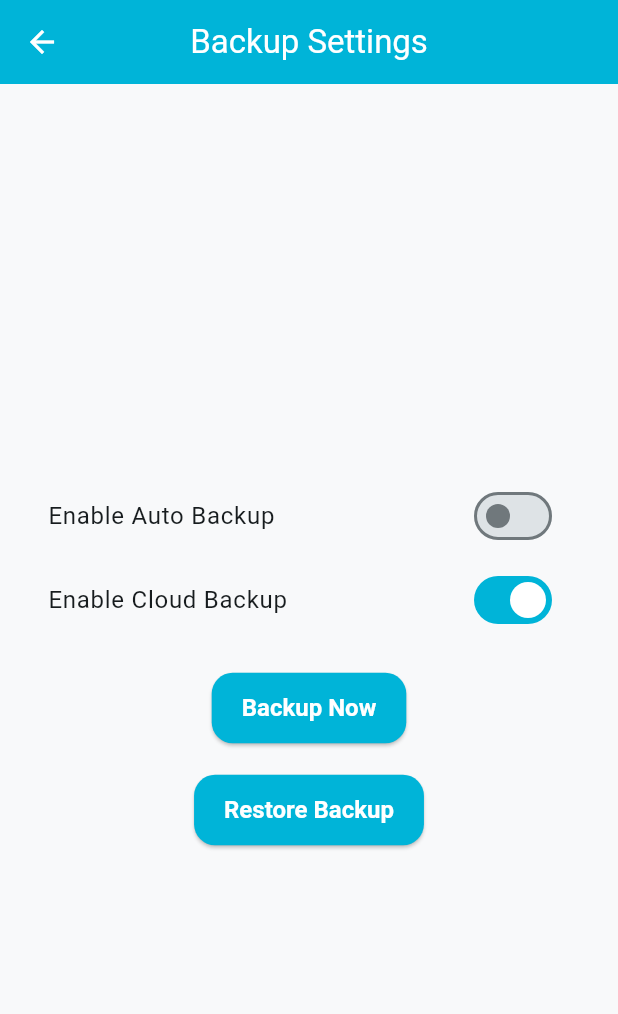
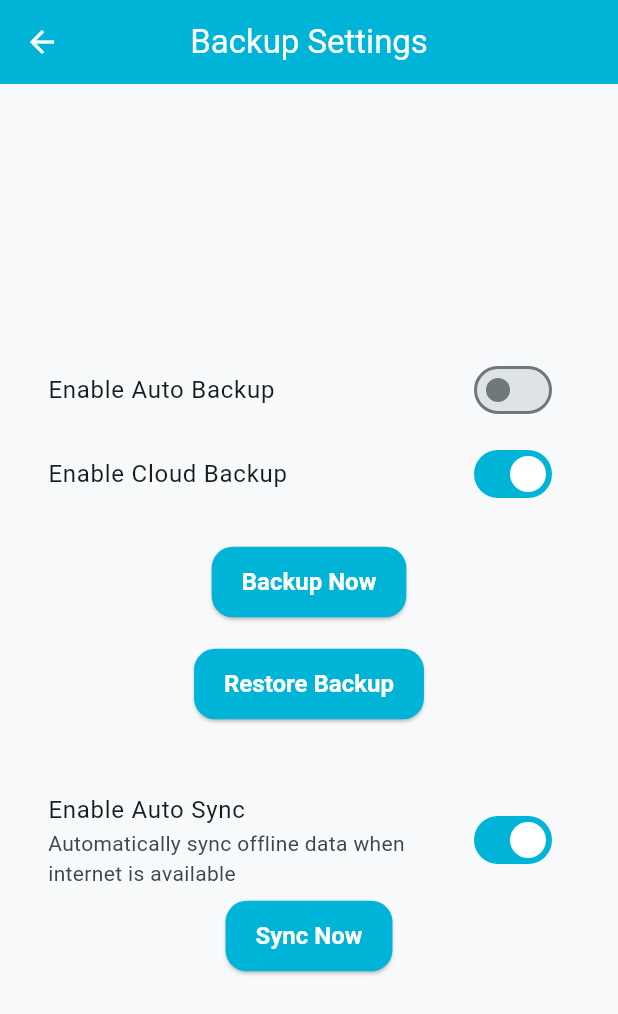
Before and after one commit to rabeelfatma/Flutter-Sp23-BSE-032-6A-Rabeel-Fatima, a Flutter app: the SettingsScreen screen opened by its route, after a tap on "Backup Data", on a phone screen of 412 x 824 dp. Shown: the top 1014 px of the screen. Run offline on Flutter 3.47's test engine with Material 3 defaults, Android fonts, the phone set to English and light mode, and no system bars; our stand-ins replace cloud_firestore, connectivity_plus, csv, firebase_core, fl_chart, flutter_local_notifications and 11 more; missing offline and left inert: android_intent_plus; accounts and stored records are empty.

Commit message:
commit 6:Online Sync Auto sync with online database is updated and auto sync feather is also added in settings

```diff
--- /dev/null
+++ b/labfinal/pospharmacy/lib/core/utils/sync_preferences.dart
@@ -0,0 +1,10 @@
+
+/// 🔹 lib/core/utils/sync_preferences.dart
+/// This file stores the global preference for Auto Sync feature in the app.
+
+/// Global preference for Auto Sync
+/// Use this to check whether auto sync is enabled or disabled throughout the app
+class SyncPreference {
+  /// Default: Auto Sync enabled
+  static bool autoSyncEnabled = true;
+}
--- a/labfinal/pospharmacy/lib/main.dart
+++ b/labfinal/pospharmacy/lib/main.dart
@@ -1,10 +1,14 @@
 import 'package:flutter/material.dart';
 import 'package:firebase_core/firebase_core.dart';
 import 'package:provider/provider.dart';
+import 'package:connectivity_plus/connectivity_plus.dart'; // ✅ Required for connectivity checks
 
 // 🔔 Notification & Backup Services
 import 'services/notification_service.dart';
 import 'services/backup_service.dart'; // Auto Backup
+
+// 🔄 SYNC MANAGER
+import 'core/utils/sync_manager.dart'; // ✅ Correct path as per your project
 
 // Core
 import 'core/constants/app_strings.dart';
@@ -24,7 +28,7 @@ import 'providers/auth_provider.dart';
 import 'providers/theme_provider.dart';
 import 'providers/cart_provider.dart';
 import 'providers/inventory_provider.dart';
-import 'providers/backup_provider.dart'; // ✅ New BackupProvider
+import 'providers/backup_provider.dart';
 
 // Firebase
 import 'firebase_options.dart';
@@ -48,15 +52,37 @@ Future<void> main() async {
         ChangeNotifierProvider<ThemeProvider>(create: (_) => ThemeProvider()),
         ChangeNotifierProvider<CartProvider>(create: (_) => CartProvider()),
         ChangeNotifierProvider<InventoryProvider>(create: (_) => InventoryProvider()),
-        ChangeNotifierProvider<BackupProvider>(create: (_) => BackupProvider()), // ✅ BackupProvider
+        ChangeNotifierProvider<BackupProvider>(create: (_) => BackupProvider()),
       ],
       child: const MyApp(),
     ),
   );
 }
 
-class MyApp extends StatelessWidget {
+/// 🔥 CHANGED FROM StatelessWidget → StatefulWidget (SYNC NEEDS THIS)
+class MyApp extends StatefulWidget {
   const MyApp({super.key});
+
+  @override
+  State<MyApp> createState() => _MyAppState();
+}
+
+class _MyAppState extends State<MyApp> {
+
+  @override
+  void initState() {
+    super.initState();
+
+    // ✅ AUTO SYNC WHEN APP STARTS
+    SyncManager.syncAll();
+
+    // ✅ AUTO SYNC WHEN INTERNET RESTORES
+    Connectivity().onConnectivityChanged.listen((result) {
+      if (result != ConnectivityResult.none) {
+        SyncManager.syncAll();
+      }
+    });
+  }
 
   @override
   Widget build(BuildContext context) {
@@ -66,16 +92,16 @@ class MyApp extends StatelessWidget {
       title: AppStrings.appName,
       debugShowCheckedModeBanner: false,
 
-      /// 🔥 THEME FIX
+      /// 🔥 THEME SETTINGS
       themeMode: themeProvider.themeMode,
       theme: AppTheme.lightTheme,
       darkTheme: AppTheme.darkTheme,
 
       home: const LoginScreen(),
 
-      /// ✅ ADD NEW ROUTES FOR BACKUP SCREENS
+      /// ✅ ROUTES INCLUDING BACKUP SCREENS
       routes: {
-        ...AppRoutes.routes, // existing routes
+        ...AppRoutes.routes,
         '/backupSettings': (_) => const BackupSettingsScreen(),
         '/backupHistory': (_) => const BackupHistoryScreen(),
         '/restoreScreen': (_) => const RestoreScreen(),
--- a/labfinal/pospharmacy/lib/ui/settings/backup_settings_screen.dart
+++ b/labfinal/pospharmacy/lib/ui/settings/backup_settings_screen.dart
@@ -1,9 +1,14 @@
 import 'package:flutter/material.dart';
+import 'package:fluttertoast/fluttertoast.dart'; // 🔹 Fluttertoast import
 import '../../services/backup_service.dart';
 import '../../services/drive_service.dart';
 import '../../services/notification_service.dart';
 import '../../widgets/primary_button.dart';
 import 'dart:io';
+
+// 🔄 Auto Sync
+import '../../core/utils/sync_manager.dart';
+import '../../core/utils/sync_preferences.dart'; // 🔹 Added import
 
 class BackupSettingsScreen extends StatefulWidget {
   const BackupSettingsScreen({super.key});
@@ -16,9 +21,11 @@ class _BackupSettingsScreenState extends State<BackupSettingsScreen> {
   bool isProcessing = false;
   String processingMessage = "";
 
-  bool autoBackupEnabled = false; // New: Auto Backup toggle
-  bool cloudBackupEnabled = true; // New: Cloud Backup toggle
-  int backupFrequencyHours = 24; // New: Frequency (hours)
+  bool autoBackupEnabled = false;
+  bool cloudBackupEnabled = true;
+  int backupFrequencyHours = 24;
+
+  bool autoSyncEnabled = true; // 🔹 Auto Sync toggle
 
   final BackupService _backupService = BackupService();
   final DriveService _driveService = DriveService();
@@ -113,6 +120,26 @@ class _BackupSettingsScreenState extends State<BackupSettingsScreen> {
     });
   }
 
+  /// 🔹 Manual Sync
+  Future<void> _handleManualSync() async {
+    setState(() {
+      isProcessing = true;
+      processingMessage = "Syncing data...";
+    });
+
+    try {
+      await SyncManager.syncAll();
+      Fluttertoast.showToast(msg: "Sync completed successfully!", toastLength: Toast.LENGTH_SHORT);
+    } catch (e) {
+      Fluttertoast.showToast(msg: "Sync failed: $e", toastLength: Toast.LENGTH_LONG);
+    }
+
+    setState(() {
+      isProcessing = false;
+      processingMessage = "";
+    });
+  }
+
   @override
   Widget build(BuildContext context) {
     return Scaffold(
@@ -175,6 +202,28 @@ class _BackupSettingsScreenState extends State<BackupSettingsScreen> {
                 text: "Restore Backup",
                 onPressed: _handleRestore,
               ),
+              const SizedBox(height: 40),
+
+              /// 🔹 Auto Sync toggle
+              SwitchListTile(
+                title: const Text("Enable Auto Sync"),
+                subtitle: const Text("Automatically sync offline data when internet is available"),
+                value: autoSyncEnabled,
+                onChanged: (val) {
+                  setState(() => autoSyncEnabled = val);
+                  SyncPreference.autoSyncEnabled = val; // Update global preference
+                  Fluttertoast.showToast(
+                    msg: val ? "Auto Sync Enabled" : "Auto Sync Disabled",
+                    toastLength: Toast.LENGTH_SHORT,
+                  );
+                },
+              ),
+
+              /// 🔹 Manual Sync button
+              PrimaryButton(
+                text: "Sync Now",
+                onPressed: _handleManualSync,
+              ),
             ],
           ),
         ),
--- a/labfinal/pospharmacy/lib/ui/settings/settings_screen.dart
+++ b/labfinal/pospharmacy/lib/ui/settings/settings_screen.dart
@@ -37,15 +37,15 @@ class SettingsScreen extends StatelessWidget {
             leading: const Icon(Icons.backup),
             title: const Text("Backup Data"),
             onTap: () =>
-                Navigator.pushNamed(context, '/backup-settings'),
+                Navigator.pushNamed(context, '/backupSettings'), // 🔹 Correct route
           ),
 
-          /// Restore Backup
+          /// Restore Backup / Restore Data
           ListTile(
             leading: const Icon(Icons.restore),
             title: const Text("Restore Data"),
             onTap: () =>
-                Navigator.pushNamed(context, '/restore-settings'),
+                Navigator.pushNamed(context, '/backupSettings'), // 🔹 Points to BackupSettingsScreen for full restore functionality
           ),
 
           /// 🔹 Backup History (NEW)
@@ -53,7 +53,7 @@ class SettingsScreen extends StatelessWidget {
             leading: const Icon(Icons.history),
             title: const Text("Backup History"),
             onTap: () =>
-                Navigator.pushNamed(context, '/backup-history'),
+                Navigator.pushNamed(context, '/backupHistory'),
           ),
 
           const Divider(),
```
Also changed, not shown: labfinal/pospharmacy/lib/providers/auth_provider.dart (+8 -1 lines), labfinal/pospharmacy/lib/ui/settings/profile_edit_screen.dart (+8 -4 lines), labfinal/pospharmacy/pubspec.yaml (+7 -6 lines), labfinal/pospharmacy/pubspec.lock.
